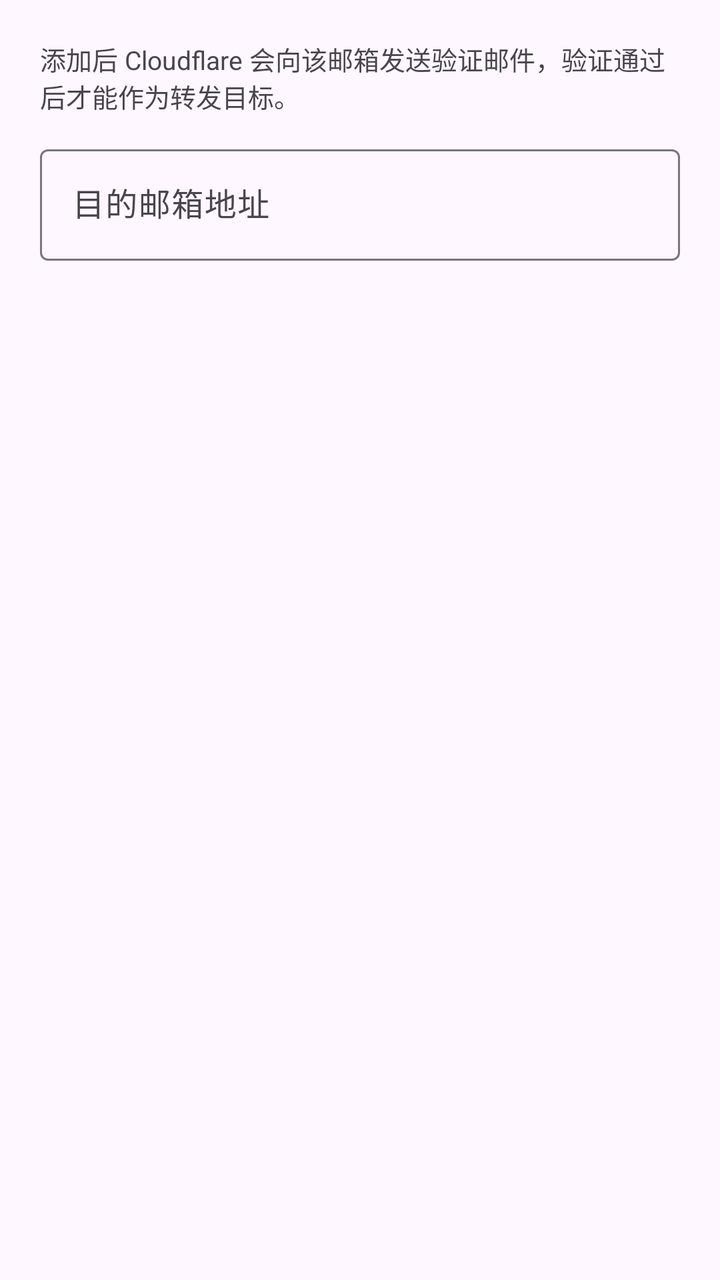
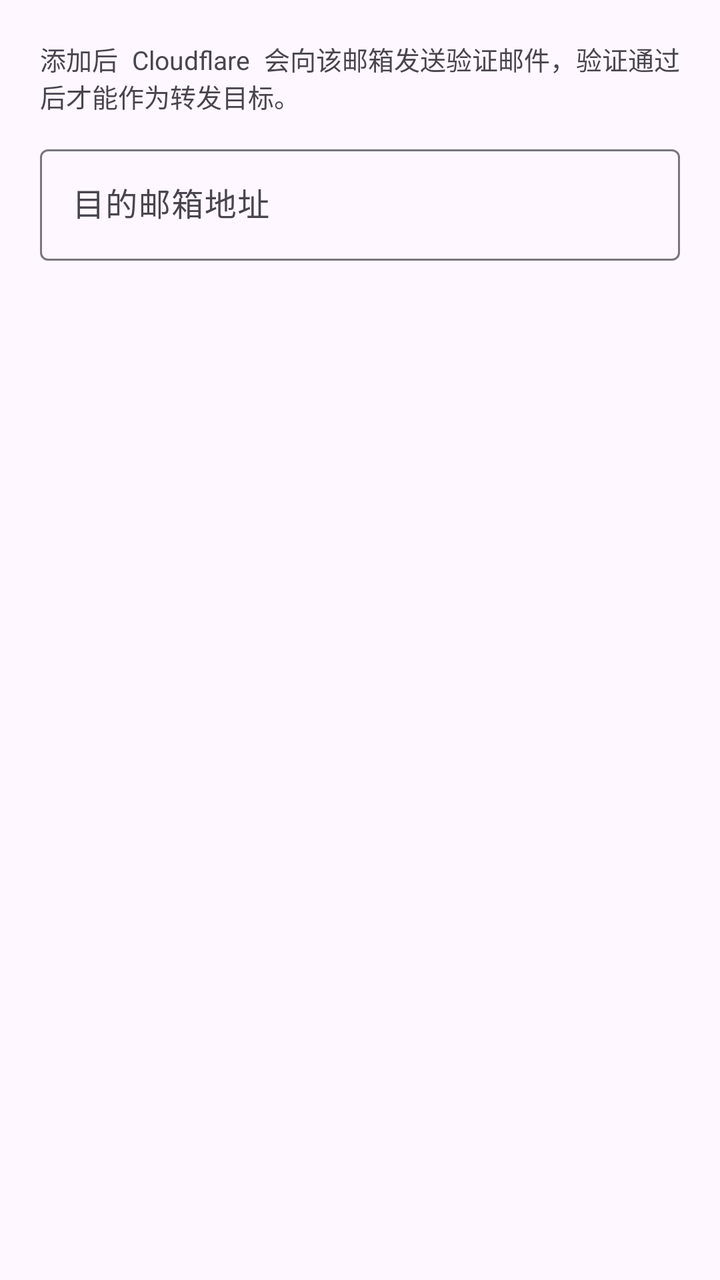

Before-and-after screenshots of an Android layout around one commit, followed by the original layout XML and the change that was made.
<!-- AndroidManifest.xml: application theme AppTheme -->
<!-- res/layout/dialog_email_add_address.xml -->
<?xml version="1.0" encoding="utf-8"?>
<LinearLayout xmlns:android="http://schemas.android.com/apk/res/android"
    android:layout_width="match_parent"
    android:layout_height="wrap_content"
    android:orientation="vertical"
    android:padding="20dp">

    <TextView
        android:layout_width="match_parent"
        android:layout_height="wrap_content"
        android:text="添加后 Cloudflare 会向该邮箱发送验证邮件，验证通过后才能作为转发目标。"
        android:textSize="13sp"
        android:textColor="?android:attr/textColorSecondary" />

    <com.google.android.material.textfield.TextInputLayout
        android:layout_width="match_parent"
        android:layout_height="wrap_content"
        android:layout_marginTop="12dp"
        android:hint="目的邮箱地址"
        style="@style/Widget.Material3.TextInputLayout.OutlinedBox">

        <com.google.android.material.textfield.TextInputEditText
            android:id="@+id/emailInput"
            android:layout_width="match_parent"
            android:layout_height="wrap_content"
            android:inputType="textEmailAddress"
            android:maxLines="1" />
    </com.google.android.material.textfield.TextInputLayout>

</LinearLayout>
<!-- resources referenced by this layout -->
<resources>
  <style name="AppTheme" parent="Base.AppTheme" />
  <style name="Base.AppTheme" parent="Theme.Material3.DayNight.NoActionBar">
      
      
    </style>
</resources>

<!-- the commit's change to res/layout/dialog_email_add_address.xml (unified diff, before → after) -->
@@ -8,7 +8,7 @@
     <TextView
         android:layout_width="match_parent"
         android:layout_height="wrap_content"
-        android:text="添加后 Cloudflare 会向该邮箱发送验证邮件，验证通过后才能作为转发目标。"
+        android:text="@string/email_routing_verify_hint"
         android:textSize="13sp"
         android:textColor="?android:attr/textColorSecondary" />
 
@@ -16,7 +16,7 @@
         android:layout_width="match_parent"
         android:layout_height="wrap_content"
         android:layout_marginTop="12dp"
-        android:hint="目的邮箱地址"
+        android:hint="@string/email_routing_destination_email"
         style="@style/Widget.Material3.TextInputLayout.OutlinedBox">
 
         <com.google.android.material.textfield.TextInputEditText
<!-- resource entries referenced after the edit -->
@@ -1,9 +1,54 @@
 <!-- resources referenced by this layout -->
 <resources>
+  <string name="email_routing_destination_email">目的邮箱地址</string>
+  <string name="email_routing_verify_hint">添加后 Cloudflare 会向该邮箱发送验证邮件，验证通过后才能作为转发目标。</string>
   <style name="AppTheme" parent="Base.AppTheme" />
   <style name="Base.AppTheme" parent="Theme.Material3.DayNight.NoActionBar">
       
       
+  
+      
+      <item name="android:textViewStyle">@style/AppTextView</item>
+      <item name="android:buttonStyle">@style/AppButton</item>
+      <item name="materialButtonStyle">@style/AppMaterialButton</item>
+      <item name="chipStyle">@style/AppChip</item>
     </style>
+  <style name="AppTextView" parent="@android:style/Widget.DeviceDefault.TextView">
+      <item name="android:breakStrategy">simple</item>
+      <item name="android:hyphenationFrequency">full</item>
+      <item name="android:ellipsize">end</item>
+      <item name="android:justificationMode">inter_word</item>
+      <item name="android:textIsSelectable">false</item>
+    </style>
+  <style name="AppButton" parent="Widget.Material3.Button">
+      <item name="android:minHeight">@dimen/app_button_min_height</item>
+      <item name="android:minWidth">@dimen/app_button_min_width</item>
+      <item name="android:maxLines">2</item>
+      <item name="android:ellipsize">end</item>
+      <item name="android:paddingStart">@dimen/app_button_padding_h</item>
+      <item name="android:paddingEnd">@dimen/app_button_padding_h</item>
+      <item name="android:breakStrategy">simple</item>
+      <item name="android:hyphenationFrequency">full</item>
+      <item name="android:textSize">@dimen/app_button_text_size</item>
+    </style>
+  <style name="AppMaterialButton" parent="Widget.Material3.Button">
+      <item name="android:minHeight">@dimen/app_button_min_height</item>
+      <item name="android:minWidth">@dimen/app_button_min_width</item>
+      <item name="android:maxLines">2</item>
+      <item name="android:ellipsize">end</item>
+      <item name="android:paddingStart">@dimen/app_button_padding_h</item>
+      <item name="android:paddingEnd">@dimen/app_button_padding_h</item>
+      <item name="android:breakStrategy">simple</item>
+      <item name="android:hyphenationFrequency">full</item>
+      <item name="android:textAllCaps">false</item>
+      <item name="android:textSize">@dimen/app_button_text_size</item>
+    </style>
+  <style name="AppChip" parent="Widget.Material3.Chip.Assist">
+      <item name="android:textIsSelectable">false</item>
+    </style>
+  <dimen name="app_button_min_height">48dp</dimen>
+  <dimen name="app_button_min_width">112dp</dimen>
+  <dimen name="app_button_padding_h">10dp</dimen>
+  <dimen name="app_button_text_size">13sp</dimen>
 </resources>
 
